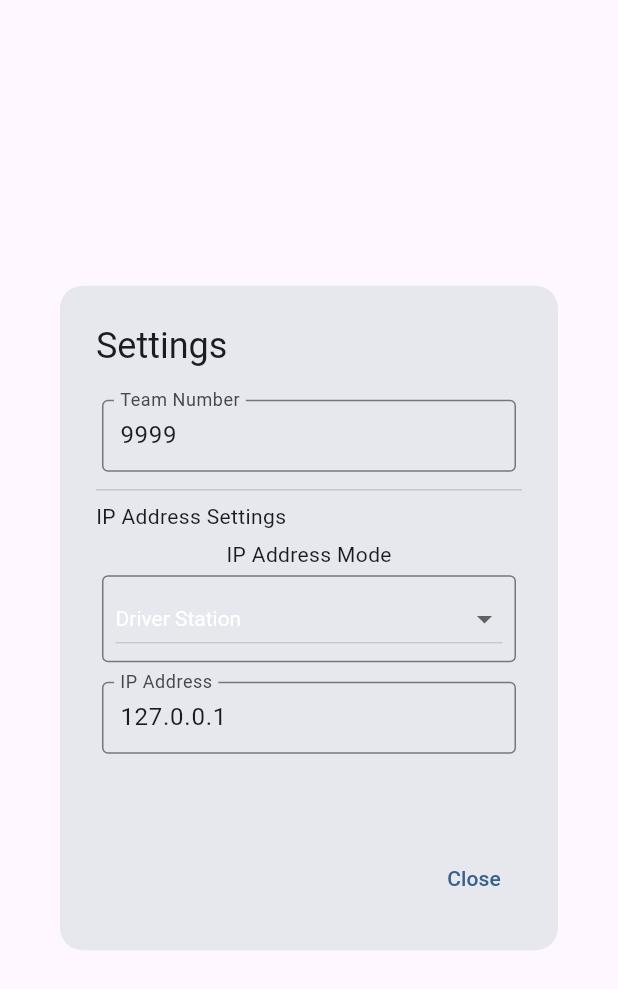
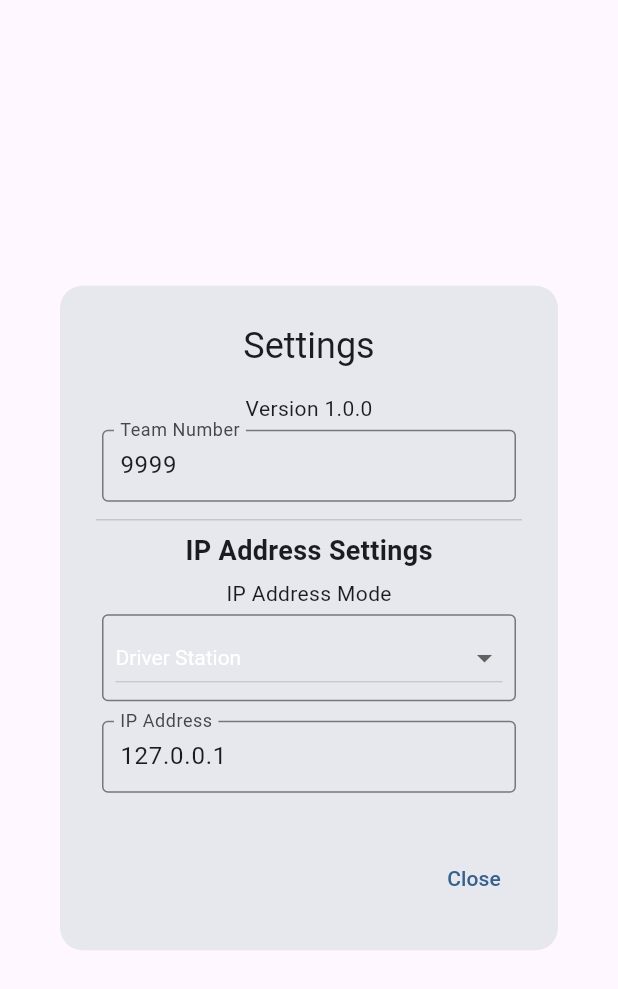
Before and after one commit to CCShambots/sham_machine, a Flutter app: the SettingsDialog widget shown alone on an empty page, opened directly with empty values, on a phone screen of 412 x 824 dp. Shown: the top 989 px of the screen. Run offline on Flutter 3.47's test engine with Material 3 defaults, Android fonts, the light colour scheme and no system bars; our stand-ins replace file_picker, flutter_animate, logger, package_info_plus, shared_preferences; missing offline and left inert: dot_cast, graphview, messagepack, msgpack_dart; accounts and stored records are empty; network calls fail.

Commit message:
show version in settings

```diff
--- a/lib/settings_dialog.dart
+++ b/lib/settings_dialog.dart
@@ -2,6 +2,8 @@ import 'package:flutter/material.dart';
 import 'package:flutter/services.dart';
 
 import 'package:dot_cast/dot_cast.dart';
+import 'package:package_info_plus/package_info_plus.dart';
+import 'package:sham_machine/constants.dart';
 import 'package:sham_machine/services/ip_address_util.dart';
 import 'package:sham_machine/services/nt_connection.dart';
 import 'package:sham_machine/services/text_formatter_builder.dart';
@@ -34,10 +36,26 @@ class SettingsDialog extends StatefulWidget {
 }
 
 class _SettingsDialogState extends State<SettingsDialog> {
+  String version = "";
+
+  @override
+  void initState() {
+    super.initState();
+    initVersion();
+  }
+
+  void initVersion() async {
+    PackageInfo info = await PackageInfo.fromPlatform();
+
+    setState(() {
+      version = info.version;
+    });
+  }
+
   @override
   Widget build(BuildContext context) {
     return AlertDialog(
-      title: const Text('Settings'),
+      title: const Align(alignment: Alignment.center, child: Text('Settings')),
       shape: RoundedRectangleBorder(borderRadius: BorderRadius.circular(15.0)),
       content: Container(
         constraints: const BoxConstraints(
@@ -48,6 +66,10 @@ class _SettingsDialogState extends State<SettingsDialog> {
           child: Column(
             mainAxisAlignment: MainAxisAlignment.start,
             children: [
+              Align(
+                alignment: Alignment.center,
+                child: Text('Version $version'),
+              ),
               ..._generalSettings(),
               const Divider(),
               ..._ipAddressSettings(),
@@ -84,9 +106,9 @@ class _SettingsDialogState extends State<SettingsDialog> {
 
   List<Widget> _ipAddressSettings() {
     return [
-      const Align(
-        alignment: Alignment.topLeft,
-        child: Text('IP Address Settings'),
+      Align(
+        alignment: Alignment.center,
+        child: Text('IP Address Settings', style: StyleConstants.h3Style,),
       ),
       const SizedBox(height: 5),
       const Text('IP Address Mode'),
@@ -125,7 +147,6 @@ class _SettingsDialogState extends State<SettingsDialog> {
           })
     ];
   }
-
 
   List<Widget> _networkTablesSettings() {
     return [
--- a/pubspec.yaml
+++ b/pubspec.yaml
@@ -47,8 +47,6 @@ dependencies:
   logger: ^2.0.2+1
   path_provider: ^2.0.15
   flutter_animate: ^4.5.0
-
-
 
 
 dev_dependencies:
```
Lines whose indentation alone changed are shown as unchanged.
